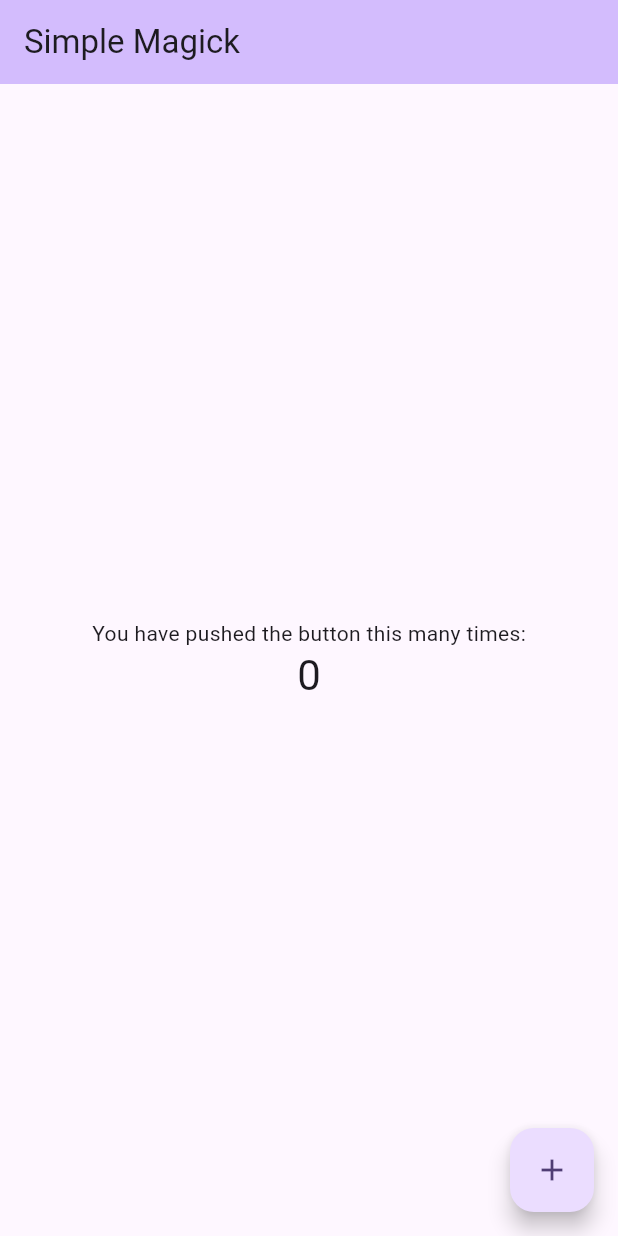
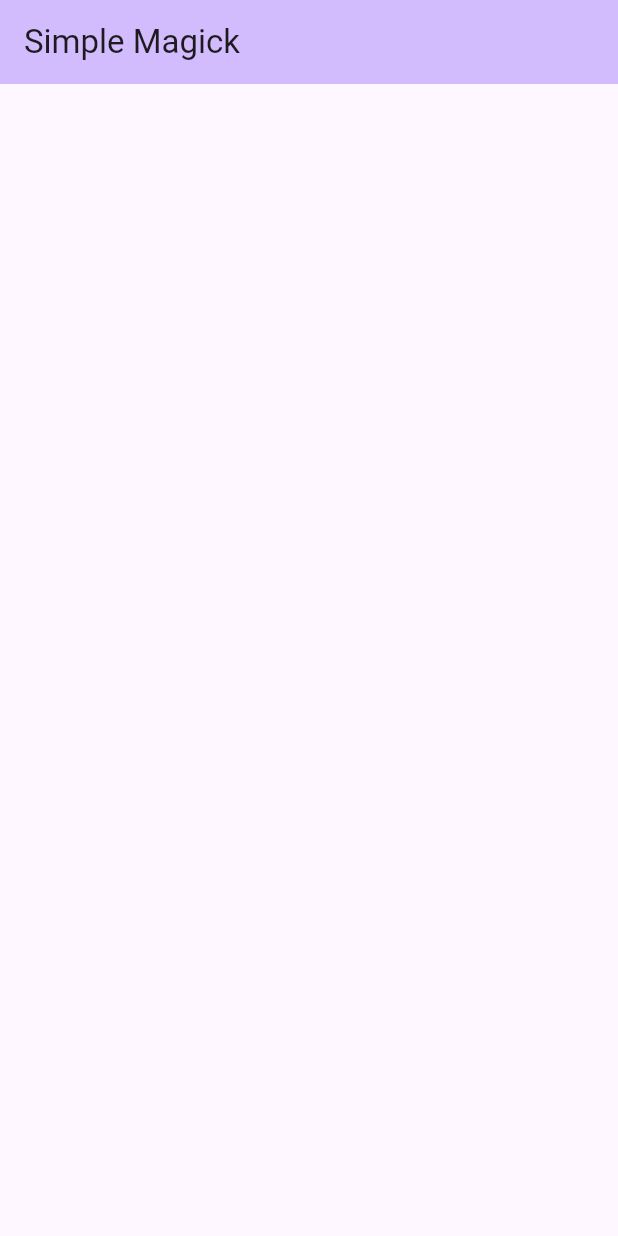
Before and after one commit to Akiyama-Sanjin/simple_magick, a Flutter app: the screen it shows after launch, on a phone screen of 412 x 824 dp. Run offline on Flutter 3.47's test engine with Material 3 defaults, Android fonts, the phone set to English and light mode, and no system bars.

Commit message:
Update main.dart

```diff
--- a/lib/main.dart
+++ b/lib/main.dart
@@ -25,13 +25,6 @@
 }
 
 class _MyHomePageState extends State<MyHomePage> {
-  int _counter = 0;
-
-  void _incrementCounter() {
-    setState(() {
-      _counter++;
-    });
-  }
 
   @override
   Widget build(BuildContext context) {
@@ -44,18 +37,9 @@
         child: Column(
           mainAxisAlignment: .center,
           children: [
-            const Text('You have pushed the button this many times:'),
-            Text(
-              '$_counter',
-              style: Theme.of(context).textTheme.headlineMedium,
-            ),
+
           ],
         ),
-      ),
-      floatingActionButton: FloatingActionButton(
-        onPressed: _incrementCounter,
-        tooltip: 'Increment',
-        child: const Icon(Icons.add),
       ),
     );
   }
```
